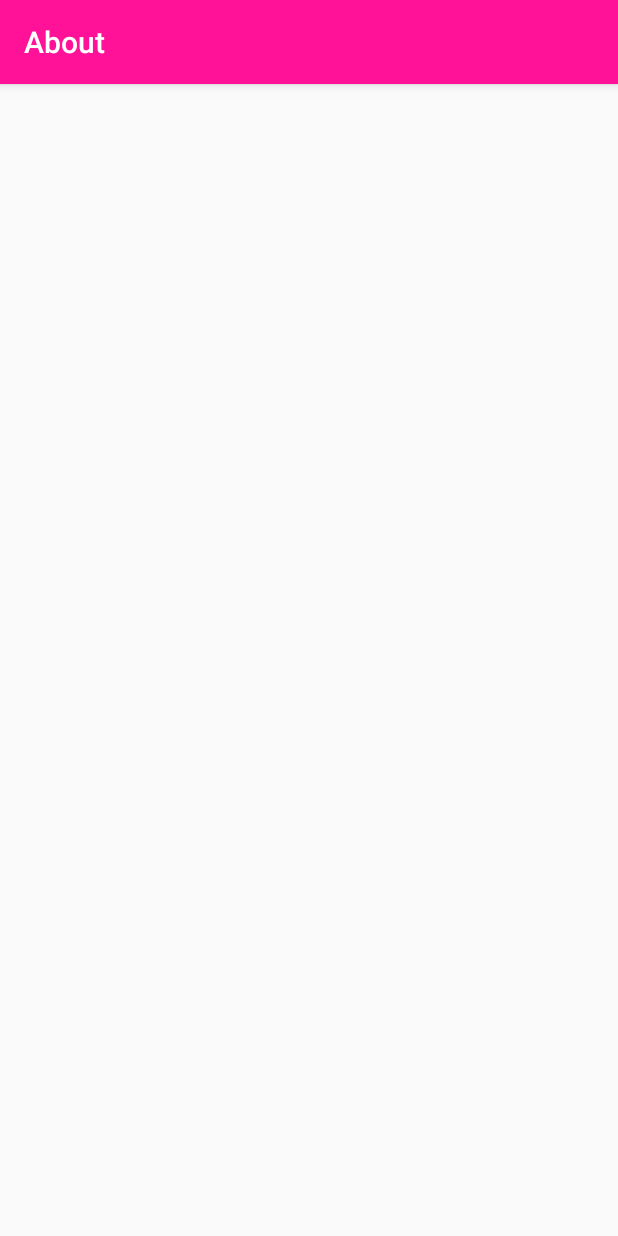
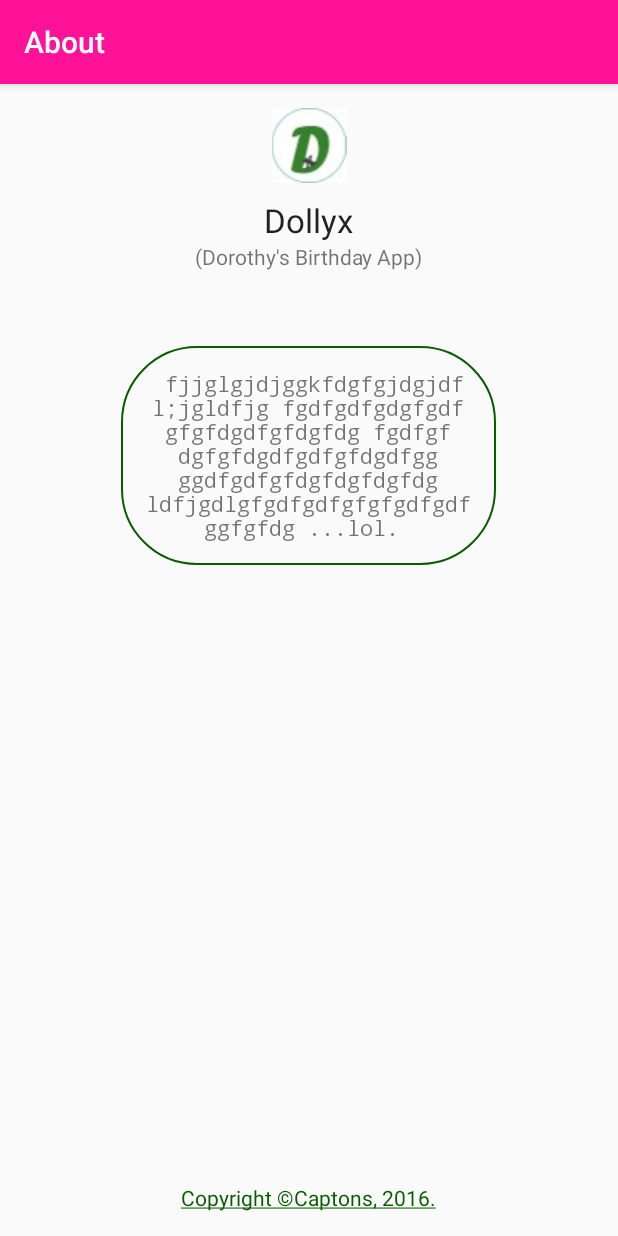
Before and after one commit to Capton/Dollyx, an Android app: the AboutActivity screen opened directly, with no data from a screen before it, on a phone screen of 412 x 824 dp. Run offline under Robolectric (Android 15) with nearby library versions, the phone set to English and light mode, and no system bars.

Commit message:
Added About Activity

```diff
--- a/app/src/main/res/drawable/rounded_button.xml
+++ b/app/src/main/res/drawable/rounded_button.xml
@@ -1,14 +1,17 @@
 <?xml version="1.0" encoding="utf-8"?>
-<selector xmlns:android="http://schemas.android.com/apk/res/android">
-    <item android:state_pressed="false">
-        <shape android:shape="oval">
-            <solid android:color="@color/green1"/>
-        </shape>
+<shape xmlns:android="http://schemas.android.com/apk/res/android" >
 
-    </item>
-    <item android:state_pressed="true">
-        <shape android:shape="ring">
-            <solid android:color="@color/white"/>
-        </shape>
-    </item>
-</selector>
+<solid />
+
+<stroke
+    android:width="1dp"
+    android:color="@color/green1" />
+
+<corners
+    android:bottomLeftRadius="50dp"
+    android:bottomRightRadius="50dp"
+    android:topLeftRadius="50dp"
+    android:topRightRadius="50dp"
+    />
+
+</shape>
--- a/app/src/main/res/layout/content_about.xml
+++ b/app/src/main/res/layout/content_about.xml
@@ -12,4 +12,56 @@
     tools:context="com.capton.dollyx.AboutActivity"
     tools:showIn="@layout/activity_about">
 
+    <TextView
+        android:layout_width="wrap_content"
+        android:layout_height="wrap_content"
+        android:textAppearance="?android:attr/textAppearanceSmall"
+        android:text="@string/app_subtitile"
+        android:id="@+id/textView2"
+        android:layout_centerHorizontal="true"
+        android:layout_below="@+id/textView4"/>
+
+    <TextView
+        android:layout_width="wrap_content"
+        android:layout_height="wrap_content"
+        android:textAppearance="?android:attr/textAppearanceSmall"
+        android:text="@string/copyright"
+        android:id="@+id/textView3"
+        android:layout_alignParentBottom="true"
+        android:layout_centerHorizontal="true"
+        android:textColor="@color/green1"/>
+
+    <ImageView
+        android:layout_width="80dp"
+        android:layout_height="wrap_content"
+        android:id="@+id/imageView2"
+        android:src="@drawable/app_logo"
+        android:layout_alignParentTop="true"
+        android:layout_centerHorizontal="true"
+        android:layout_marginBottom="10dp" />
+
+    <TextView
+        android:layout_width="wrap_content"
+        android:layout_height="wrap_content"
+        android:textAppearance="?android:attr/textAppearanceLarge"
+        android:text="@string/app_name"
+        android:id="@+id/textView4"
+        android:layout_below="@+id/imageView2"
+        android:layout_centerHorizontal="true" />
+
+    <TextView
+        android:layout_width="250dp"
+        android:layout_height="wrap_content"
+        android:text="@string/about_content"
+        android:id="@+id/textView5"
+        android:layout_below="@id/textView2"
+        android:layout_marginTop="50dp"
+        android:layout_centerHorizontal="true"
+        android:background="@drawable/rounded_button"
+        android:textAlignment="center"
+        android:padding="15dp"
+        android:textStyle="normal"
+        android:foregroundGravity="center"
+        android:gravity="center"
+        android:typeface="monospace" />
 </RelativeLayout>
--- a/app/src/main/res/values/strings.xml
+++ b/app/src/main/res/values/strings.xml
@@ -77,6 +77,16 @@
     </string-array>
     <string name="title_activity_view_image">ViewImageActivity</string>
     <string name="title_activity_homepage">Homepage</string>
+    <string name="copyright"><u>Copyright &#169;Captons, 2016\.</u></string>
+    <string name="app_subtitile">(Dorothy\'s Birthday App)</string>
+    <string name="about_content">
+        fjjglgjdjggkfdgfgjdgjdfl;jgldfjg
+        fgdfgdfgdgfgdfgfgfdgdfgfdgfdg
+        fgdfgfdgfgfdgdfgdfgfdgdfgg
+        ggdfgdfgfdgfdgfdgfdg
+        ldfjgdlgfgdfgdfgfgfgdfgdfggfgfdg
+        <br></br>...lol.
+    </string>
 
     <string name="navigation_drawer_open">Open navigation drawer</string>
     <string name="navigation_drawer_close">Close navigation drawer</string>
```
